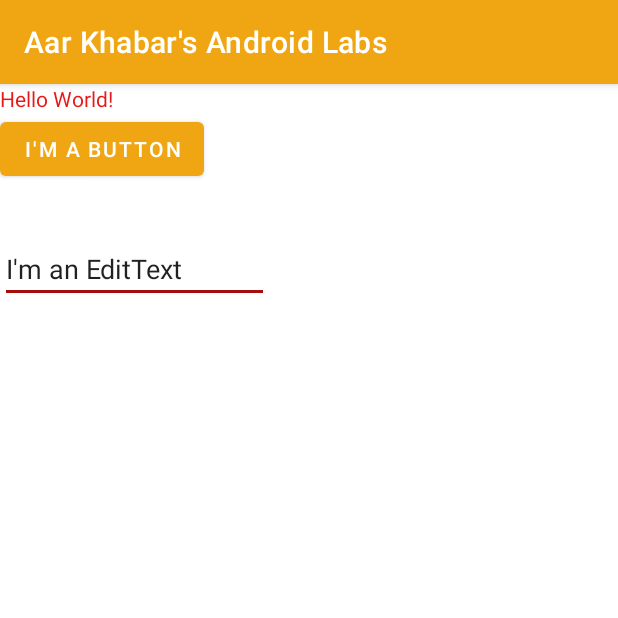
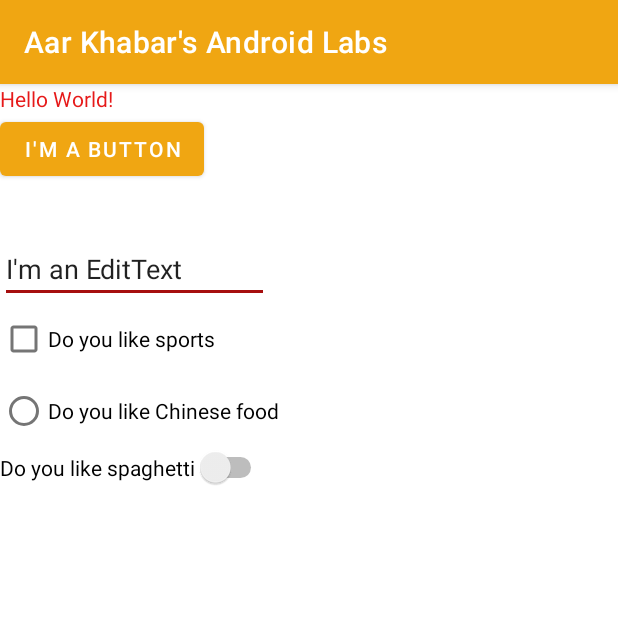
Before and after one commit to AarKhabar/MyAndroidLabs, an Android app: the screen it shows after launch (MainActivity), on a phone screen of 412 x 824 dp, the top half of it. Run offline under Robolectric (Android 15) with nearby library versions, the phone set to English and light mode, and no system bars.

Commit message:
Working on compound buttons (Check box,Radio button and Switch)

```diff
--- a/app/src/main/java/algonquin/cst2335/khab0018/MainActivity.java
+++ b/app/src/main/java/algonquin/cst2335/khab0018/MainActivity.java
@@ -2,11 +2,16 @@ package algonquin.cst2335.khab0018;
 
 import androidx.appcompat.app.AppCompatActivity;
 
+import android.content.Context;
 import android.os.Bundle;
 import android.view.View;
 import android.widget.Button;
+import android.widget.CheckBox;
 import android.widget.EditText;
+import android.widget.RadioButton;
+import android.widget.Switch;
 import android.widget.TextView;
+import android.widget.Toast;
 
 public class MainActivity extends AppCompatActivity {
 
@@ -17,6 +22,9 @@ public class MainActivity extends AppCompatActivity {
         TextView mytext = findViewById(R.id.textview);
         Button btn = findViewById(R.id.myButton);
         EditText myedit = findViewById(R.id.editmessage);
+        CheckBox checkBox = findViewById(R.id.check);
+        RadioButton radioButton = findViewById(R.id.radio);
+        Switch sw = findViewById(R.id.sw);
         //String editString = myedit.getText().toString();
 
         btn.setOnClickListener(new View.OnClickListener() {
@@ -28,6 +36,34 @@ public class MainActivity extends AppCompatActivity {
             }
         });
 
+        sw.setOnCheckedChangeListener( (b, c) -> {
+            Context context = getApplicationContext();
+            CharSequence text = "You clicked on the Switch and it is now:" + c;
+            int duration = Toast.LENGTH_SHORT;
+
+            Toast toast = Toast.makeText(context, text, duration);
+            toast.show();
+        });
+
+        checkBox.setOnCheckedChangeListener( (b, c) -> {
+            Context context = getApplicationContext();
+            CharSequence text = "You clicked on the Checkbox and it is now:" + c;
+            int duration = Toast.LENGTH_SHORT;
+
+            Toast toast = Toast.makeText(context, text, duration);
+            toast.show();
+
+        });
+
+        radioButton.setOnCheckedChangeListener((b, c) -> {
+            Context context = getApplicationContext();
+            CharSequence text = "You clicked on the Radiobutton and it is now:" + c;
+            int duration = Toast.LENGTH_SHORT;
+
+            Toast toast = Toast.makeText(context, text, duration);
+            toast.show();
+        });
+
     }
 
 }
--- a/app/src/main/res/layout/activity_main.xml
+++ b/app/src/main/res/layout/activity_main.xml
@@ -27,6 +27,21 @@
         android:layout_width="wrap_content"
         android:layout_height="wrap_content"
         android:id="@+id/editmessage"/>
+    <CheckBox
+        android:id="@+id/check"
+        android:text="Do you like sports"
+        android:layout_width="wrap_content"
+        android:layout_height="wrap_content"/>
+    <RadioButton
+        android:id="@+id/radio"
+        android:text="Do you like Chinese food"
+        android:layout_width="wrap_content"
+        android:layout_height="wrap_content"/>
+    <Switch
+        android:id="@+id/sw"
+        android:text="Do you like spaghetti"
+        android:layout_width="wrap_content"
+        android:layout_height="wrap_content"/>
 
 
 </LinearLayout>
```
